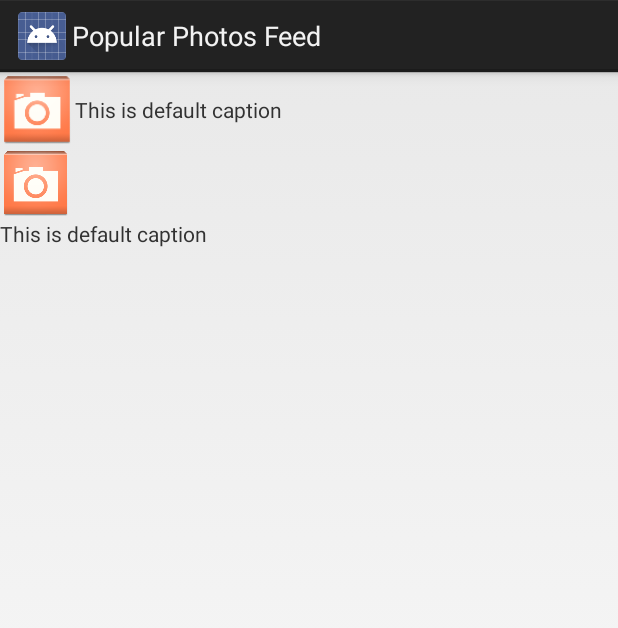
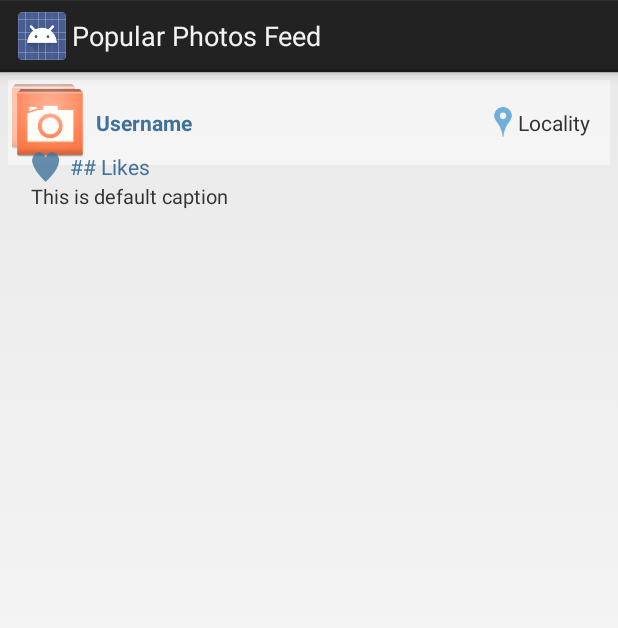
Before and after one commit to jaiminshah/PopularPhotosFeed, an Android app: the layout item_photo.xml on its own in the app's theme, with its tools: preview values and no code run, on a phone screen of 412 x 824 dp. Shown: the top 628 px of the screen. Run offline under Robolectric (Android 15) with nearby library versions, the phone set to English and light mode, and no system bars.

Commit message:
Added likes count. Improved UI.
Also added location for the photos. Puzzling why its not working. Geocoder is always returning 0 address for lat/long

```diff
--- a/app/build.gradle
+++ b/app/build.gradle
@@ -22,4 +22,5 @@ android {
 dependencies {
     compile fileTree(dir: 'libs', include: ['*.jar'])
     compile 'com.pkmmte.view:circularimageview:1.1'
+    compile 'com.github.chrisbanes.actionbarpulltorefresh:library:+'
 }
--- a/app/src/main/res/layout/item_photo.xml
+++ b/app/src/main/res/layout/item_photo.xml
@@ -1,32 +1,9 @@
 <?xml version="1.0" encoding="utf-8"?>
 
-<LinearLayout xmlns:android="http://schemas.android.com/apk/res/android"
-    xmlns:app="http://schemas.android.com/apk/res-auto"
-    android:orientation="vertical" android:layout_width="match_parent"
-    android:layout_height="match_parent">
-
-    <RelativeLayout
-        android:layout_width="match_parent"
-        android:layout_height="wrap_content">
-
-        <ImageView
-            android:layout_width="50dp"
-            android:layout_height="50dp"
-            android:src="@drawable/ic_launcher"
-            android:layout_alignParentTop="true"
-            android:layout_alignParentLeft="true"
-            android:layout_alignParentStart="true"
-            android:id="@+id/cimgUser" />
-
-        <TextView
-            android:layout_width="wrap_content"
-            android:layout_height="wrap_content"
-            android:id="@+id/tvUsername"
-            android:text="@string/caption_default_text"
-            android:layout_centerVertical="true"
-            android:layout_toRightOf="@+id/cimgUser"
-            android:layout_toEndOf="@+id/cimgUser" />
-    </RelativeLayout>
+<RelativeLayout xmlns:android="http://schemas.android.com/apk/res/android"
+    android:layout_width="match_parent"
+    android:layout_height="match_parent"
+    android:padding="5dp">
 
     <ImageView
         android:layout_width="wrap_content"
@@ -34,19 +11,97 @@
         android:id="@+id/imgPhoto"
         android:scaleType="fitStart"
         android:adjustViewBounds="true"
-        android:src="@drawable/ic_launcher" />
+        android:src="@drawable/ic_launcher"
+        android:layout_alignParentTop="true"
+        android:layout_alignParentLeft="true"
+        android:layout_alignParentStart="true"/>
+
+    <RelativeLayout
+        android:layout_width="match_parent"
+        android:layout_height="wrap_content"
+        android:layout_alignParentTop="true"
+        android:layout_alignParentLeft="true"
+        android:layout_alignParentStart="true"
+        android:background="@color/translucent_white"
+        android:padding="3dp"
+        android:id="@+id/relativeLayout">
+
+        <ImageView
+            android:layout_width="50dp"
+            android:layout_height="50dp"
+            android:src="@drawable/ic_launcher"
+            android:id="@+id/cimgUser" />
+
+        <TextView
+            android:layout_width="wrap_content"
+            android:layout_height="wrap_content"
+            android:id="@+id/tvUsername"
+            android:text="@string/username_default_Text"
+            android:textColor="@color/ig_blue"
+            android:textStyle="bold"
+            android:layout_marginLeft="5dp"
+            android:layout_centerVertical="true"
+            android:layout_toRightOf="@+id/cimgUser"
+            android:layout_toEndOf="@+id/cimgUser" />
+
+        <TextView
+            android:layout_width="wrap_content"
+            android:layout_height="wrap_content"
+            android:text="@string/locality_default_text"
+            android:id="@+id/tvLocality"
+            android:layout_centerVertical="true"
+            android:layout_alignParentRight="true"
+            android:layout_alignParentEnd="true"
+            android:layout_marginRight="10dp"/>
+
+        <ImageView
+            android:layout_width="@dimen/icon_width"
+            android:layout_height="@dimen/icon_height"
+            android:id="@+id/imgLocation"
+            android:layout_centerVertical="true"
+            android:layout_toLeftOf="@+id/tvLocality"
+            android:layout_toStartOf="@+id/tvLocality"
+            android:src="@drawable/ic_location"/>
+    </RelativeLayout>
 
     <LinearLayout
         android:layout_width="match_parent"
         android:layout_height="wrap_content"
-        android:orientation="vertical">
+        android:orientation="vertical"
+        android:paddingLeft="15dp"
+        android:paddingRight="15dp"
+        android:layout_below="@+id/imgPhoto"
+        android:layout_alignParentLeft="true"
+        android:layout_alignParentStart="true">
+
+    <LinearLayout
+        android:layout_width="match_parent"
+        android:layout_height="wrap_content"
+        android:orientation="horizontal">
+
+        <ImageView
+            android:layout_width="@dimen/icon_width"
+            android:layout_height="@dimen/icon_height"
+            android:src="@drawable/ic_likes"
+            android:layout_marginRight="5dp"/>
+
         <TextView
             android:layout_width="wrap_content"
-            android:layout_height="wrap_content"
-            android:maxLines="3"
-            android:ellipsize="end"
-            android:id="@+id/tvCaption"
-            android:text="@string/caption_default_text" />
+            android:layout_height="match_parent"
+            android:text="@string/likes_default_text"
+            android:textColor="@color/ig_blue"
+            android:gravity="center"
+            android:id="@+id/tvLikes"/>
     </LinearLayout>
 
-</LinearLayout>
+    <TextView
+        android:layout_width="wrap_content"
+        android:layout_height="wrap_content"
+        android:maxLines="3"
+        android:ellipsize="end"
+        android:id="@+id/tvCaption"
+        android:textSize="13sp"
+        android:text="@string/caption_default_text"
+        />
+    </LinearLayout>
+</RelativeLayout>
--- a/app/src/main/res/values/dimens.xml
+++ b/app/src/main/res/values/dimens.xml
@@ -2,4 +2,7 @@
     <!-- Default screen margins, per the Android Design guidelines. -->
     <dimen name="activity_horizontal_margin">16dp</dimen>
     <dimen name="activity_vertical_margin">16dp</dimen>
+    <dimen name="icon_height">20dp</dimen>
+    <dimen name="icon_width">20dp</dimen>
+
 </resources>
--- a/app/src/main/res/values/strings.xml
+++ b/app/src/main/res/values/strings.xml
@@ -4,5 +4,8 @@
     <string name="app_name">Popular Photos Feed</string>
     <string name="action_settings">Settings</string>
     <string name="caption_default_text">This is default caption</string>
+    <string name="likes_default_text">## Likes</string>
+    <string name="username_default_Text">Username</string>
+    <string name="locality_default_text">Locality</string>
 
 </resources>
```
Also changed, not shown: app/src/main/java/com/codepath/jaiminshah/popularphotosfeed/InstagramPhoto.java (+56 -6 lines), app/src/main/java/com/codepath/jaiminshah/popularphotosfeed/InstagramPhotoAdapter.java (+32 -21 lines), app/src/main/java/com/codepath/jaiminshah/popularphotosfeed/PhotosActivity.java (+31 -6 lines), app/src/main/res/layout/activity_photos.xml (+7 -2 lines), app/src/main/res/values/colors.xml (added, +82 -0 lines), app/src/main/res/drawable-hdpi/ic_likes.png (added), app/src/main/res/drawable-hdpi/ic_location.png (added), app/src/main/res/drawable-mdpi/ic_likes.png (added), app/src/main/res/drawable-mdpi/ic_location.png (added), app/src/main/res/drawable-xhdpi/ic_likes.png (added), app/src/main/res/drawable-xhdpi/ic_location.png (added), app/src/main/res/drawable-xxhdpi/ic_likes.png (added), app/src/main/res/drawable-xxhdpi/ic_location.png (added), 2 other files.
